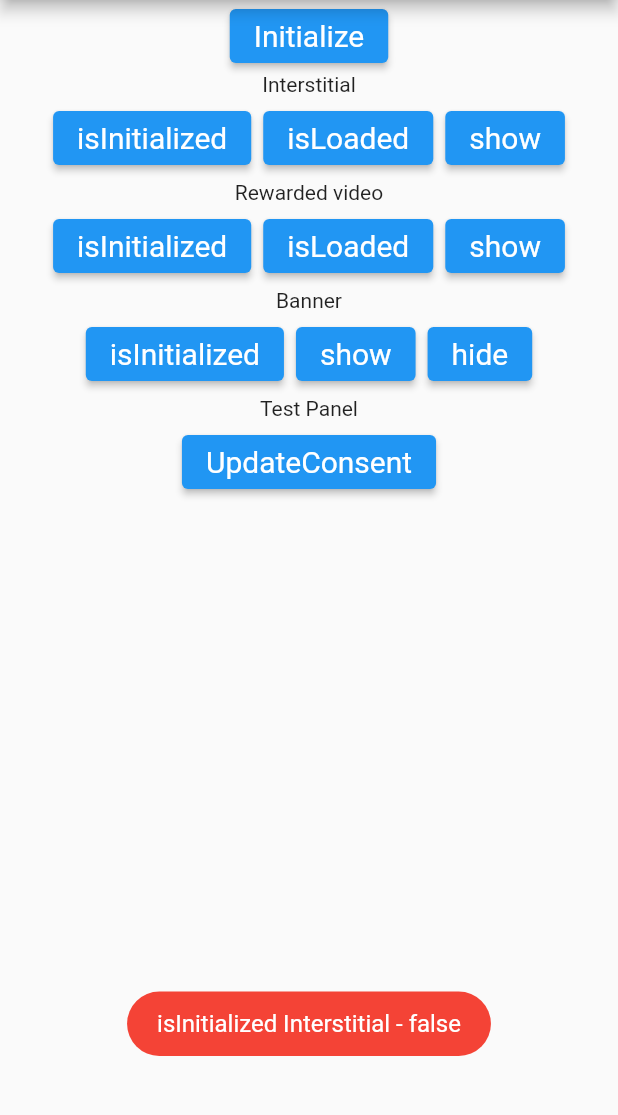
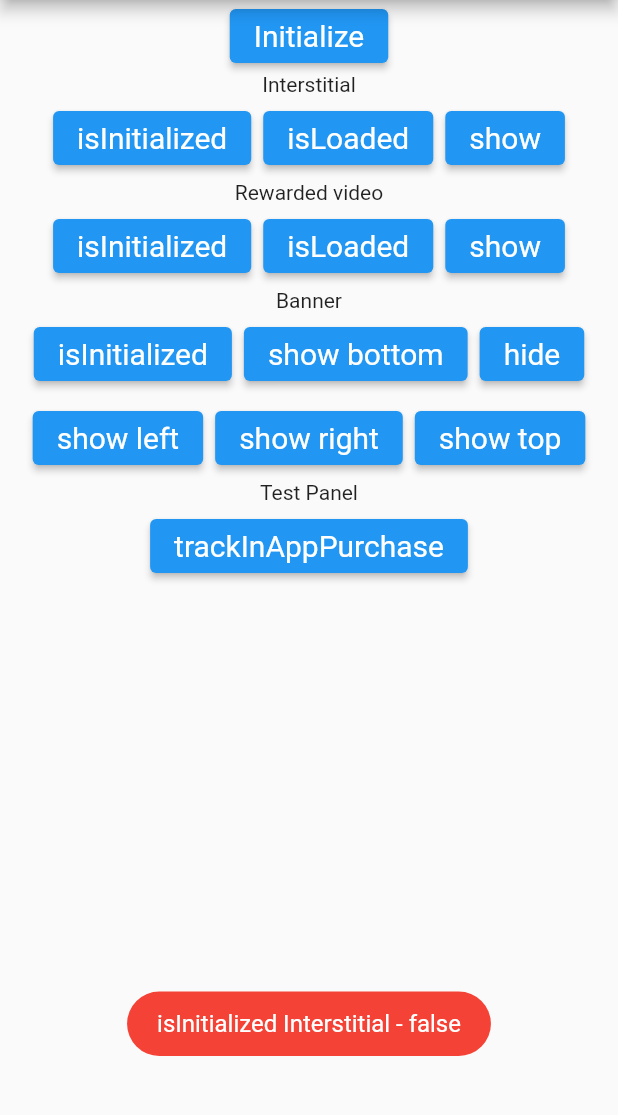
Before and after one commit to appodeal/Appodeal-Flutter-Plugin, a Flutter app: the screen it shows after launch, after a tap on "isInitialized", on a phone screen of 412 x 824 dp, the part 84-1199 px from its top. Run offline on Flutter 3.47's test engine with Material 2 defaults, Android fonts, the phone set to English and light mode, and no system bars; our stand-ins replace fluttertoast.

Commit message:
Update main.dart

```diff
--- a/example/lib/main.dart
+++ b/example/lib/main.dart
@@ -24,19 +24,19 @@ class _AppodealDemoAppState extends State<AppodealDemoApp> {
   }
 
   Future<void> initialization() async {
-     Appodeal.setLogLevel(Appodeal.LogLevelVerbose);
-     Appodeal.setTesting(true);
-    // Appodeal.setAutoCache(Appodeal.BANNER, true);
-    // Appodeal.setAutoCache(Appodeal.INTERSTITIAL, true);
-    // Appodeal.setAutoCache(Appodeal.REWARDED_VIDEO, true);
-    // Appodeal.setTriggerOnLoadedOnPrecache(Appodeal.INTERSTITIAL, true);
-    // Appodeal.setSharedAdsInstanceAcrossActivities(true);
-    // Appodeal.setSmartBanners(false);
-    // Appodeal.setTabletBanners(false);
-    // Appodeal.setBannerAnimation(false);
-    // Appodeal.setBannerRotation(Appodeal.BANNER_RIGHT, Appodeal.BANNER_LEFT);
-    // Appodeal.disableNetwork("admob");
-    // Appodeal.disableNetworkForSpecificAdType("vungle", Appodeal.INTERSTITIAL);
+    Appodeal.setLogLevel(Appodeal.LogLevelVerbose);
+    Appodeal.setTesting(true);
+    Appodeal.setAutoCache(Appodeal.BANNER, true);
+    Appodeal.setAutoCache(Appodeal.INTERSTITIAL, false);
+    Appodeal.setAutoCache(Appodeal.REWARDED_VIDEO, true);
+    Appodeal.setTriggerOnLoadedOnPrecache(Appodeal.INTERSTITIAL, true);
+    Appodeal.setSharedAdsInstanceAcrossActivities(true);
+    Appodeal.setSmartBanners(false);
+    Appodeal.setTabletBanners(false);
+    Appodeal.setBannerAnimation(false);
+    Appodeal.setBannerRotation(Appodeal.BANNER_RIGHT, Appodeal.BANNER_LEFT);
+    Appodeal.disableNetwork("admob");
+    Appodeal.disableNetworkForSpecificAdType("vungle", Appodeal.INTERSTITIAL);
     // Appodeal.disableLocationPermissionCheck();
     // Appodeal.disableWriteExternalStoragePermissionCheck();
     //
@@ -221,7 +221,7 @@ class _AppodealDemoAppState extends State<AppodealDemoApp> {
                       style: ElevatedButton.styleFrom(textStyle: const TextStyle(fontSize: 20)),
                       onPressed: () async {
                         var isInitialized = await Appodeal.isInitialized(Appodeal.BANNER);
-                        Fluttertoast.showToast(msg: 'isInitialized - $isInitialized', toastLength: Toast.LENGTH_SHORT, gravity: ToastGravity.BOTTOM, timeInSecForIosWeb: 1, backgroundColor: Colors.red, textColor: Colors.white, fontSize: 16.0);
+                        showToast('isInitialized - $isInitialized');
                       },
                       child: const Text('isInitialized'),
                     ),
@@ -233,7 +233,7 @@ class _AppodealDemoAppState extends State<AppodealDemoApp> {
                       onPressed: () async {
                         Appodeal.show(Appodeal.BANNER_BOTTOM);
                       },
-                      child: const Text('show'),
+                      child: const Text('show bottom'),
                     ),
                   ),
                   Padding(
@@ -246,6 +246,41 @@ class _AppodealDemoAppState extends State<AppodealDemoApp> {
                         Fluttertoast.showToast(msg: 'Appodeal.getNativeSDKVersion - $nativeSDKVersion', toastLength: Toast.LENGTH_SHORT, gravity: ToastGravity.BOTTOM, timeInSecForIosWeb: 1, backgroundColor: Colors.red, textColor: Colors.white, fontSize: 16.0);
                       },
                       child: const Text('hide'),
+                    ),
+                  ),
+                ],
+              ),
+              Row(
+                mainAxisAlignment: MainAxisAlignment.center,
+                children: [
+                  Padding(
+                    padding: const EdgeInsets.all(4.0),
+                    child: ElevatedButton(
+                      style: ElevatedButton.styleFrom(textStyle: const TextStyle(fontSize: 20)),
+                      onPressed: () async {
+                        Appodeal.show(Appodeal.BANNER_LEFT);
+                      },
+                      child: const Text('show left'),
+                    ),
+                  ),
+                  Padding(
+                    padding: const EdgeInsets.all(4.0),
+                    child: ElevatedButton(
+                      style: ElevatedButton.styleFrom(textStyle: const TextStyle(fontSize: 20)),
+                      onPressed: () async {
+                        Appodeal.show(Appodeal.BANNER_RIGHT);
+                      },
+                      child: const Text('show right'),
+                    ),
+                  ),
+                  Padding(
+                    padding: const EdgeInsets.all(4.0),
+                    child: ElevatedButton(
+                      style: ElevatedButton.styleFrom(textStyle: const TextStyle(fontSize: 20)),
+                      onPressed: () async {
+                        Appodeal.show(Appodeal.BANNER_TOP);
+                      },
+                      child: const Text('show top'),
                     ),
                   ),
                 ],
@@ -269,10 +304,9 @@ class _AppodealDemoAppState extends State<AppodealDemoApp> {
                     child: ElevatedButton(
                       style: ElevatedButton.styleFrom(textStyle: const TextStyle(fontSize: 20)),
                       onPressed: () async {
-                        var autocache = await Appodeal.isAutoCacheEnabled(Appodeal.INTERSTITIAL);
-                        showToast('AutoCacheEnabled - $autocache');
+                        Appodeal.trackInAppPurchase(1.0, "purchase");
                       },
-                      child: const Text('UpdateConsent'),
+                      child: const Text('trackInAppPurchase'),
                     ),
                   ),
                   // Padding(
@@ -301,7 +335,6 @@ class _AppodealDemoAppState extends State<AppodealDemoApp> {
               ),
             ],
           ),
-
         ]),
       ),
     );
```
